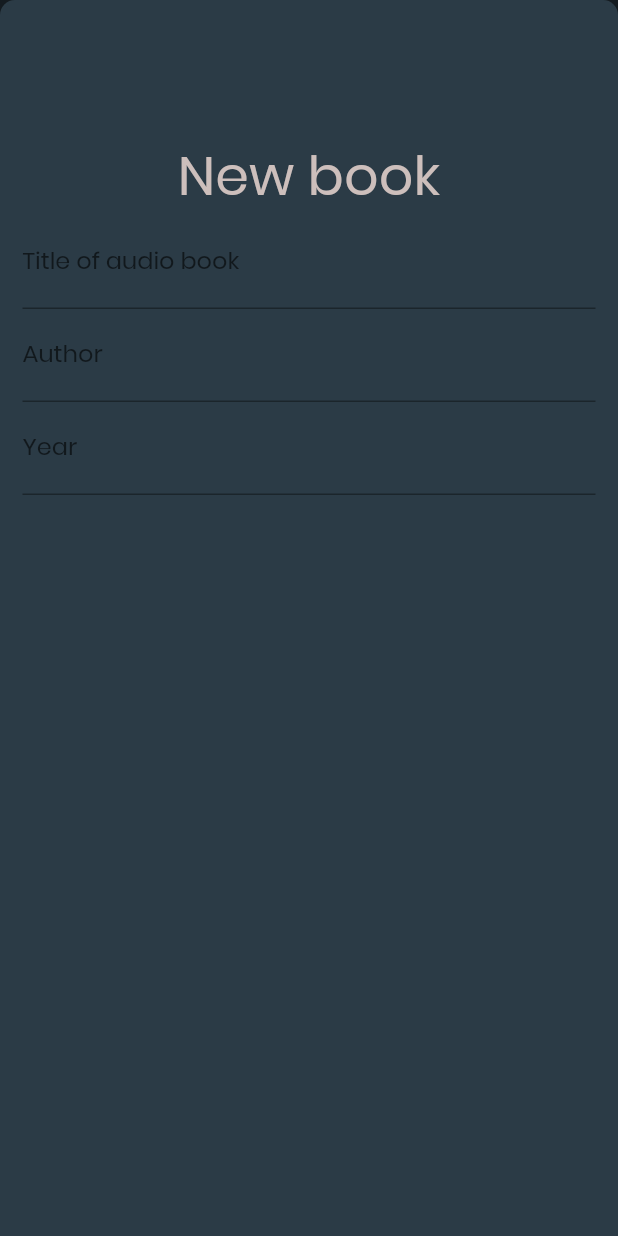
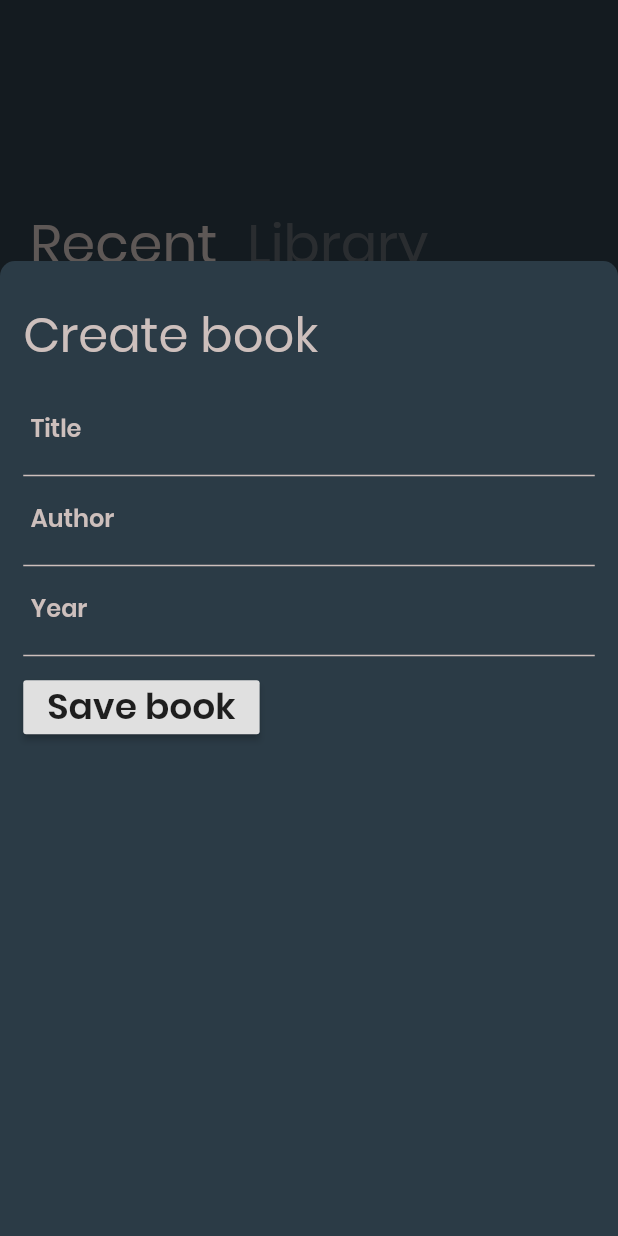
Before and after one commit to nCally/_earshot, a Flutter app: the screen it shows after launch, after a tap on the "add" icon, on a phone screen of 412 x 824 dp. Run offline on Flutter 3.47's test engine with Material 2 defaults, Android fonts, the phone set to English and light mode, and no system bars; our stand-ins replace sqflite; accounts and stored records are empty.

Commit message:
understanding textformfields little

```diff
--- a/lib/main.dart
+++ b/lib/main.dart
@@ -58,6 +58,7 @@ class _HomeScreenState extends State<HomeScreen> {
         builder: (builder) {
           return Container(
             color: Colors.transparent,
+            height: 650.0,
             child: Container(
               decoration: BoxDecoration(
                   color: Theme.of(context).primaryColor,
--- a/lib/new-book-form.dart
+++ b/lib/new-book-form.dart
@@ -13,29 +13,93 @@ class _NewBookForm extends State<NewBookForm> {
     return Form(
       key: _formKey,
       child: Container(
-        padding: EdgeInsets.all(15.0),
-        child: Form(
+        padding: EdgeInsets.all(15.5),
         child: Column(
+          crossAxisAlignment: CrossAxisAlignment.start,
           children: <Widget>[
             SizedBox(
-                height: 75.0,
+              height: 10.0,
             ),
-              Text('New book'),
+            Text(
+              'Create book',
+              style: TextStyle(fontSize: 32.0),
+            ),
+            SizedBox(
+              height: 10.0,
+            ),
+            Column(
+              crossAxisAlignment: CrossAxisAlignment.start,
+              children: <Widget>[
                 TextFormField(
-                style: TextStyle(color: Colors.white),
+                  keyboardType: TextInputType.multiline,
+                  maxLines: null,
+                  style: TextStyle(
+                      fontSize: 24.0,
+                      fontWeight: FontWeight.w600,
+                      color: const Color(0XFFCDBFBC)),
                   decoration: InputDecoration(
-                  fillColor: Colors.white,
-                  labelText: 'Title of audio book',
-                ),
+                      labelText: 'Title',
+                      labelStyle: TextStyle(
+                          color: const Color(0XFFCDBFBC), fontSize: 16.0),
+                      contentPadding: EdgeInsets.all(5.0),
+                      focusedBorder: UnderlineInputBorder(
+                          borderSide:
+                              BorderSide(color: const Color(0XFFCDBFBC))),
+                      enabledBorder: UnderlineInputBorder(
+                          borderSide:
+                              BorderSide(color: const Color(0XFFCDBFBC)))),
                 ),
                 TextFormField(
-                decoration: InputDecoration(labelText: 'Author'),
+                  keyboardType: TextInputType.multiline,
+                  maxLines: null,
+                  style: TextStyle(
+                      fontSize: 24.0,
+                      fontWeight: FontWeight.w600,
+                      color: const Color(0XFFCDBFBC)),
+                  decoration: InputDecoration(
+                      labelText: 'Author',
+                      labelStyle: TextStyle(
+                          color: const Color(0XFFCDBFBC), fontSize: 16.0),
+                      contentPadding: EdgeInsets.all(5.0),
+                      focusedBorder: UnderlineInputBorder(
+                          borderSide:
+                              BorderSide(color: const Color(0XFFCDBFBC))),
+                      enabledBorder: UnderlineInputBorder(
+                          borderSide:
+                              BorderSide(color: const Color(0XFFCDBFBC)))),
                 ),
                 TextFormField(
-                decoration: InputDecoration(labelText: 'Year'),
+                  keyboardType: TextInputType.multiline,
+                  maxLines: null,
+                  style: TextStyle(
+                      fontSize: 24.0,
+                      fontWeight: FontWeight.w600,
+                      color: const Color(0XFFCDBFBC)),
+                  decoration: InputDecoration(
+                      labelText: 'Year',
+                      labelStyle: TextStyle(
+                          color: const Color(0XFFCDBFBC), fontSize: 16.0),
+                      contentPadding: EdgeInsets.all(5.0),
+                      focusedBorder: UnderlineInputBorder(
+                          borderSide:
+                              BorderSide(color: const Color(0XFFCDBFBC))),
+                      enabledBorder: UnderlineInputBorder(
+                          borderSide:
+                              BorderSide(color: const Color(0XFFCDBFBC)))),
+                ),
+                SizedBox(
+                  height: 10.0,
+                ),
+                RaisedButton(
+                  child: Text(
+                    'Save book',
+                    style: TextStyle(fontSize: 24, fontWeight: FontWeight.w600),
+                  ),
+                  onPressed: () {},
+                )
+              ],
             ),
           ],
-          ),
         ),
       ),
     );
```
Lines whose indentation alone changed are shown as unchanged.
